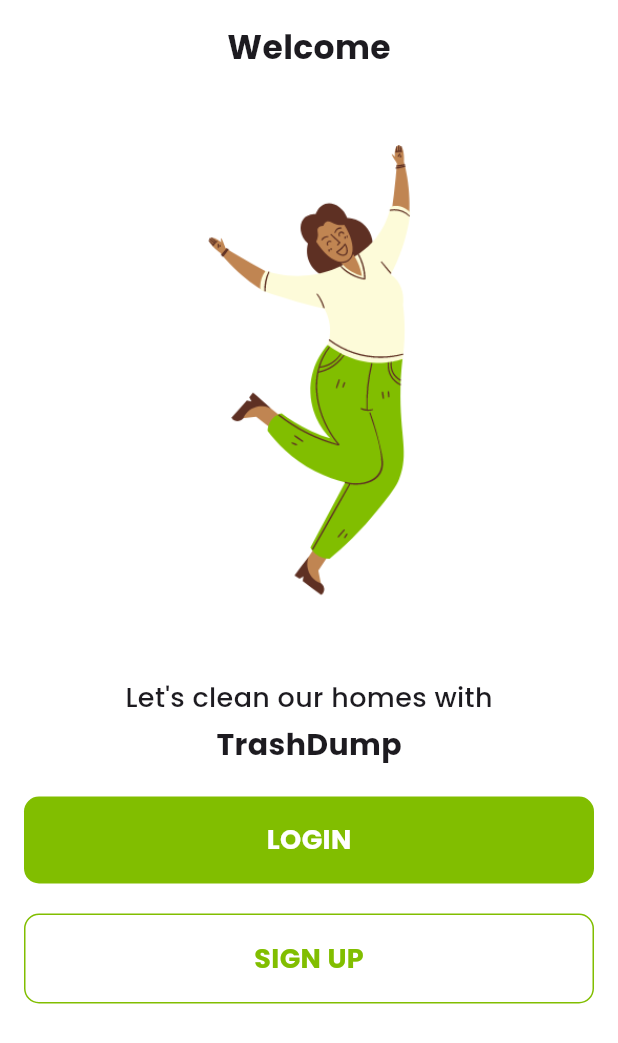
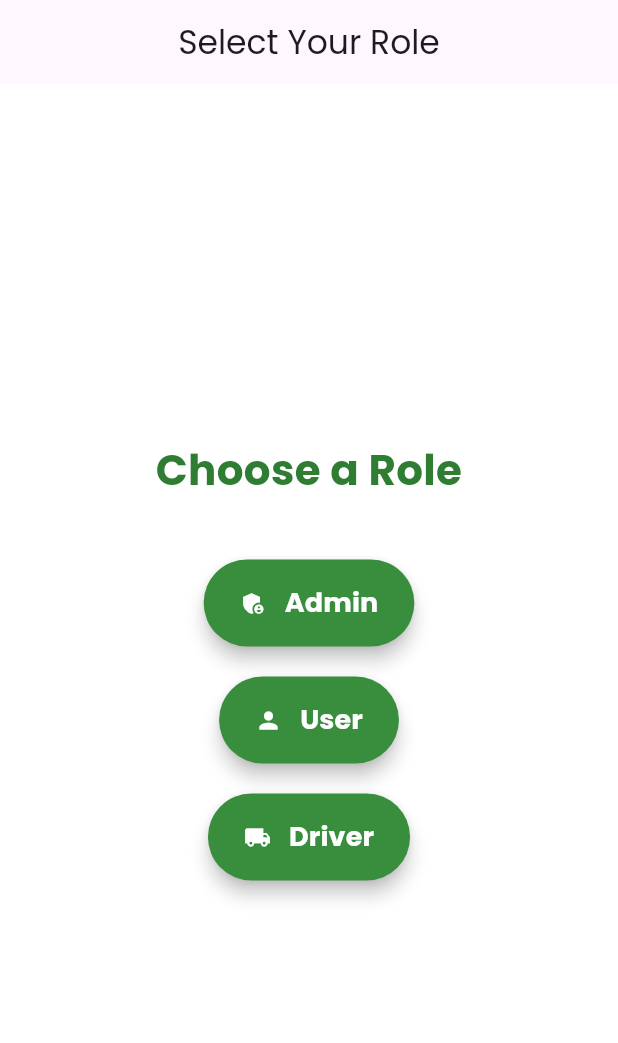
Before and after one commit to projectgpnaka/trash_dump, a Flutter app: the screen it shows after launch, on a phone screen of 412 x 824 dp. Shown: the top 1043 px of the screen. Run offline on Flutter 3.47's test engine with Material 3 defaults, Android fonts, the phone set to English and light mode, and no system bars; our stand-ins replace carousel_slider, cloud_firestore, date_picker_timeline, expandable, firebase_auth, firebase_core and 13 more; missing offline and left inert: dashed_circle, flutter_config, uicons; accounts and stored records are empty.

Commit message:
andrid manifest updation

```diff
--- a/lib/main.dart
+++ b/lib/main.dart
@@ -1,7 +1,9 @@
 import 'package:firebase_core/firebase_core.dart';
 import 'package:flutter/material.dart';
 import 'package:flutter_config/flutter_config.dart';
+import 'package:flutter_dotenv/flutter_dotenv.dart';
 import 'package:get/get.dart';
+import 'package:waste_management_app/screens/choose_screen.dart';
 import 'package:waste_management_app/screens/login/controller/login_controller.dart';
 import 'package:waste_management_app/screens/login/repository/auth_repository.dart';
 import 'package:waste_management_app/screens/splash/views/splash_screen.dart';
@@ -9,8 +11,9 @@ import 'screens/home/controllers/location_controller.dart';
 
 void main() async {
   WidgetsFlutterBinding.ensureInitialized();
+
   await FlutterConfig.loadEnvVariables();
-  await Firebase.initializeApp().then((value) => Get.put(AuthRepository()));
+ // await Firebase.initializeApp().then((value) => Get.put(AuthRepository()));
   Get.put(LoginController());
   Get.put(LocationController());
   runApp(const MyApp());
@@ -28,7 +31,7 @@ class MyApp extends StatelessWidget {
         scaffoldBackgroundColor: Colors.white,
         fontFamily: 'Poppins',
       ),
-      home: SplashScreen(),
+      home: RoleSelectionScreen(),
     );
   }
 }
--- /dev/null
+++ b/lib/screens/choose_screen.dart
@@ -0,0 +1,73 @@
+import 'package:flutter/material.dart';
+
+
+class RoleSelectionScreen extends StatelessWidget {
+  @override
+  Widget build(BuildContext context) {
+    return Scaffold(
+      appBar: AppBar(
+        title: Text('Select Your Role'),
+        centerTitle: true,
+        elevation: 0,
+      ),
+      body: Center(
+        child: Padding(
+          padding: const EdgeInsets.symmetric(horizontal: 16.0),
+          child: Column(
+            mainAxisAlignment: MainAxisAlignment.center,
+            children: [
+              Text(
+                'Choose a Role',
+                style: TextStyle(
+                  fontSize: 28,
+                  fontWeight: FontWeight.bold,
+                  color: Colors.green[800],
+                ),
+                textAlign: TextAlign.center,
+              ),
+              SizedBox(height: 40),
+              _roleButton(context, 'Admin', Icons.admin_panel_settings),
+              SizedBox(height: 20),
+              _roleButton(context, 'User', Icons.person),
+              SizedBox(height: 20),
+              _roleButton(context, 'Driver', Icons.local_shipping),
+            ],
+          ),
+        ),
+      ),
+    );
+  }
+
+  Widget _roleButton(BuildContext context, String role, IconData icon) {
+    return ElevatedButton(
+      onPressed: () {
+        ScaffoldMessenger.of(context).showSnackBar(
+          SnackBar(content: Text('$role selected')),
+        );
+      },
+      style: ElevatedButton.styleFrom(
+        backgroundColor: Colors.green[700],
+        shape: RoundedRectangleBorder(
+          borderRadius: BorderRadius.circular(30.0),
+        ),
+        padding: EdgeInsets.symmetric(vertical: 16.0, horizontal: 24.0),
+        elevation: 5,
+      ),
+      child: Row(
+        mainAxisSize: MainAxisSize.min,
+        children: [
+          Icon(icon, color: Colors.white),
+          SizedBox(width: 12),
+          Text(
+            role,
+            style: TextStyle(
+              fontSize: 18,
+              fontWeight: FontWeight.bold,
+              color: Colors.white,
+            ),
+          ),
+        ],
+      ),
+    );
+  }
+}
--- a/pubspec.yaml
+++ b/pubspec.yaml
@@ -56,6 +56,7 @@ dependencies:
   getwidget: ^3.1.1
   shared_preferences: ^2.2.0
   flutter_config: ^2.0.1
+  flutter_dotenv:
 
 dev_dependencies:
   flutter_test:
```
Also changed, not shown: 1 other file.
